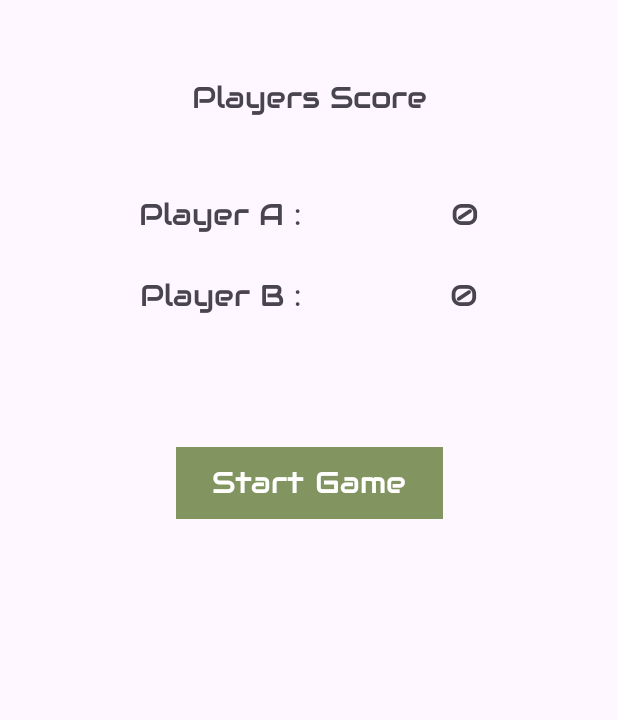
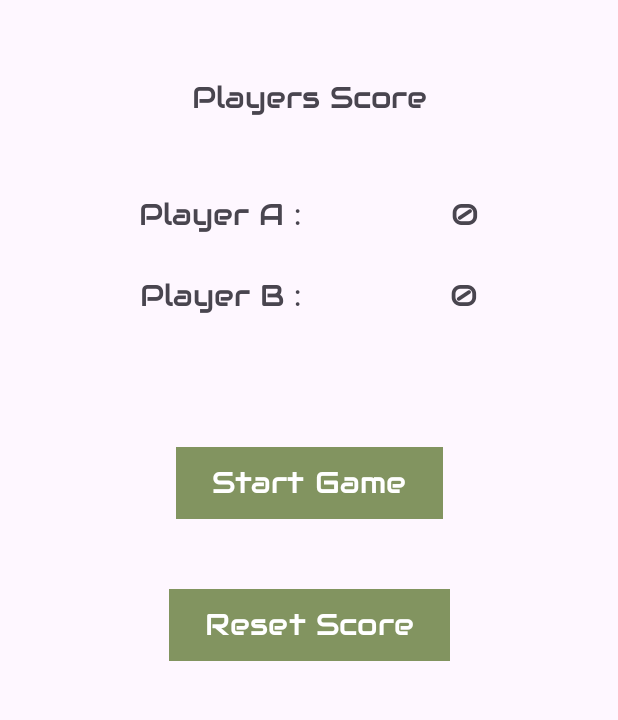
Before and after one commit to RotemNissim/Cellular-Apps-Assignment-1, an Android app: the screen it shows after launch (MainActivity), on a phone screen of 412 x 824 dp, the part 95-815 px from its top. Run offline under Robolectric (Android 15) with nearby library versions, the phone set to English and light mode, and no system bars.

Commit message:
reset button

```diff
--- a/app/src/main/java/com/example/myapplication/MainActivity.java
+++ b/app/src/main/java/com/example/myapplication/MainActivity.java
@@ -1,5 +1,5 @@
 package com.example.myapplication;
-
+import android.annotation.SuppressLint;
 import android.content.Intent;
 import android.os.Bundle;
 import android.view.View;
@@ -15,6 +15,8 @@ public class MainActivity extends AppCompatActivity {
     protected void onCreate(Bundle savedInstanceState) {
         super.onCreate(savedInstanceState);
         setContentView(R.layout.activity_main);
+
+
 
         Button gameButton=findViewById(R.id.start_button);
         // Load the saved scores from SharedPreferences
@@ -37,5 +39,22 @@ public class MainActivity extends AppCompatActivity {
 
         scorePlayerA.setText(String.valueOf(scoreA));
         scorePlayerB.setText(String.valueOf(scoreB));
+
+        Button resetButton=findViewById(R.id.reset_score);
+
+        resetButton.setOnClickListener(new View.OnClickListener() {
+            @Override
+            public void onClick(View v) {
+                final int resetTo = 0;
+                SharedPreferences prefs = getSharedPreferences("game_prefs", MODE_PRIVATE);
+                SharedPreferences.Editor editor = prefs.edit();
+                editor.putInt("score_playerA", resetTo);
+                editor.putInt("score_playerB", resetTo);
+                editor.apply();
+
+                scorePlayerA.setText(String.valueOf(resetTo));
+                scorePlayerB.setText(String.valueOf(resetTo));
+            }
+        });
     }
 }
--- a/app/src/main/java/com/example/myapplication/activity_game.java
+++ b/app/src/main/java/com/example/myapplication/activity_game.java
@@ -12,6 +12,8 @@ import androidx.appcompat.app.AppCompatActivity;
 import java.util.Arrays;
 
 public class activity_game extends AppCompatActivity {
+
+
     boolean gameActive = true;
 
     // Player representation
@@ -147,6 +149,7 @@ public class activity_game extends AppCompatActivity {
         super.onCreate(savedInstanceState);
         setContentView(R.layout.activity_game);
 
+
         Button exit=findViewById(R.id.exit_button);
         exit.setOnClickListener(new View.OnClickListener() {
             @Override
--- a/app/src/main/res/layout/activity_main.xml
+++ b/app/src/main/res/layout/activity_main.xml
@@ -5,6 +5,7 @@
     android:layout_width="match_parent"
     android:layout_height="match_parent"
     tools:context=".MainActivity">
+
 
     <TextView
         android:id="@+id/tile_page_1"
@@ -88,8 +89,8 @@
         android:layout_width="wrap_content"
         android:layout_height="wrap_content"
         android:layout_marginTop="51dp"
+        android:background="@color/green"
         android:fontFamily="@font/audiowide"
-        android:background="@color/green"
         android:text="Start Game"
         android:textSize="@dimen/button_size"
         app:layout_constraintBottom_toBottomOf="parent"
@@ -98,4 +99,47 @@
         app:layout_constraintTop_toBottomOf="@+id/perm_data_3"
         app:layout_constraintVertical_bias="0.081" />
 
+    <Button
+        android:id="@+id/reset_score"
+        android:layout_width="wrap_content"
+        android:layout_height="wrap_content"
+        android:layout_marginTop="51dp"
+        android:background="@color/green"
+        android:fontFamily="@font/audiowide"
+        android:text="Reset Score"
+        android:textSize="@dimen/button_size"
+        app:layout_constraintBottom_toBottomOf="parent"
+        app:layout_constraintEnd_toEndOf="parent"
+        app:layout_constraintStart_toStartOf="parent"
+        app:layout_constraintTop_toBottomOf="@+id/perm_data_3"
+        app:layout_constraintVertical_bias="0.291" />
+
+    <androidx.constraintlayout.widget.Guideline
+        android:id="@+id/guideline4"
+        android:layout_width="wrap_content"
+        android:layout_height="wrap_content"
+        android:orientation="vertical"
+        app:layout_constraintGuide_begin="20dp" />
+
+    <androidx.constraintlayout.widget.Guideline
+        android:id="@+id/guideline5"
+        android:layout_width="wrap_content"
+        android:layout_height="wrap_content"
+        android:orientation="horizontal"
+        app:layout_constraintGuide_begin="20dp" />
+
+    <androidx.constraintlayout.widget.Guideline
+        android:id="@+id/guideline7"
+        android:layout_width="wrap_content"
+        android:layout_height="wrap_content"
+        android:orientation="horizontal"
+        app:layout_constraintGuide_begin="20dp" />
+
+    <androidx.constraintlayout.widget.Guideline
+        android:id="@+id/guideline8"
+        android:layout_width="wrap_content"
+        android:layout_height="wrap_content"
+        android:orientation="horizontal"
+        app:layout_constraintGuide_begin="20dp" />
+
 </androidx.constraintlayout.widget.ConstraintLayout>
```
